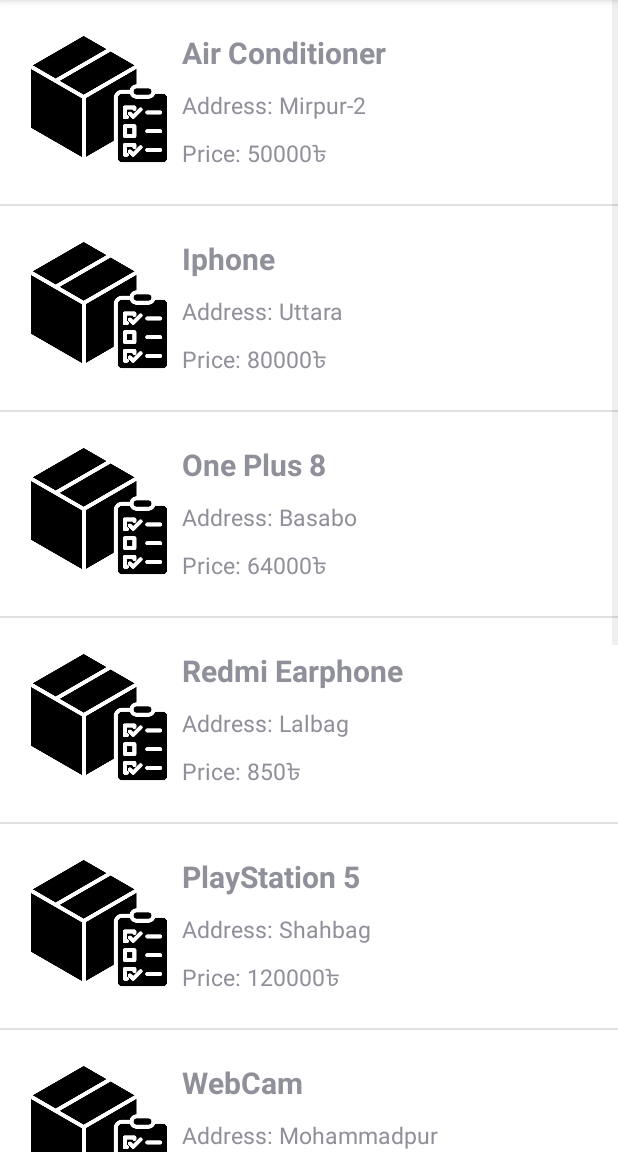
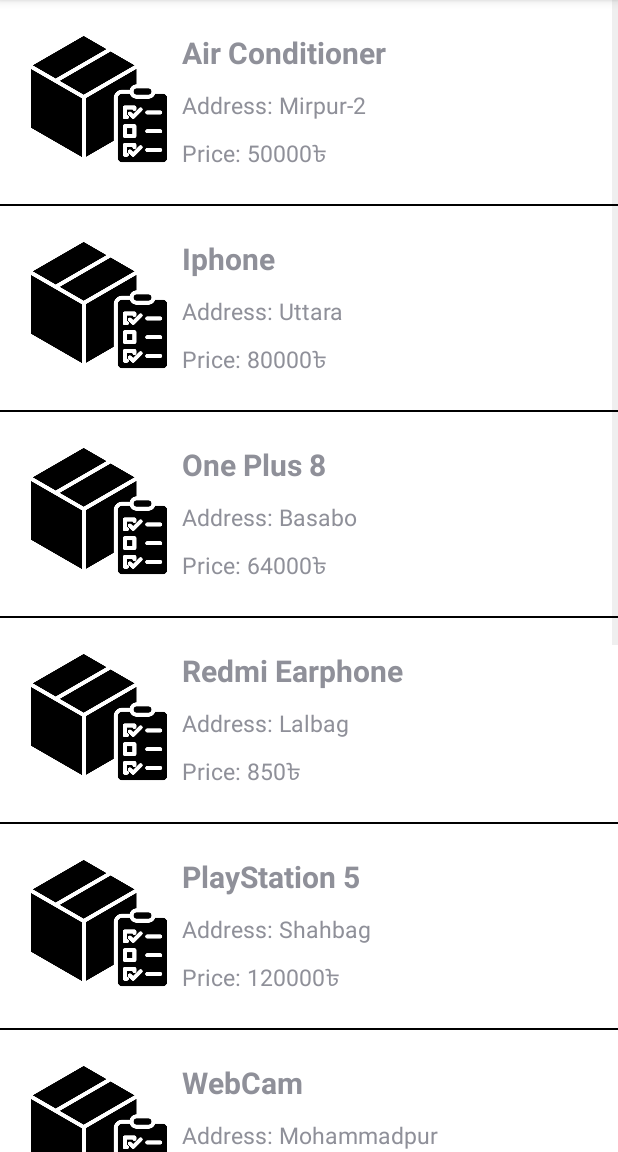
Before and after one commit to j0ker70/HackTheVerse_TeamTetragon, an Android app: the OrdersListActivity screen opened directly, with no data from a screen before it, on a phone screen of 412 x 824 dp, the part 84-1236 px from its top. Run offline under Robolectric (Android 15) with nearby library versions, the phone set to English and light mode, and no system bars.

```diff
--- a/SecureDelivery/app/src/main/res/layout/activity_orders_list.xml
+++ b/SecureDelivery/app/src/main/res/layout/activity_orders_list.xml
@@ -4,12 +4,15 @@
     xmlns:tools="http://schemas.android.com/tools"
     android:layout_width="match_parent"
     android:layout_height="match_parent"
+    android:background="@color/white"
     tools:context=".OrdersListActivity">
 
     <ListView
         android:layout_width="match_parent"
         android:layout_height="match_parent"
         android:id="@+id/ordersListViewId"
+        android:divider="@color/black"
+        android:dividerHeight="1dp"
         >
 
     </ListView>
--- a/SecureDelivery/app/src/main/res/layout/activity_workers_list.xml
+++ b/SecureDelivery/app/src/main/res/layout/activity_workers_list.xml
@@ -5,12 +5,15 @@
     android:layout_width="match_parent"
     android:layout_height="match_parent"
     android:orientation="vertical"
+    android:background="@color/white"
     tools:context=".WorkersListActivity">
 
     <ListView
         android:layout_width="match_parent"
         android:layout_height="match_parent"
         android:id="@+id/workerListViewId"
+        android:divider="@color/black"
+        android:dividerHeight="1dp"
         >
 
     </ListView>
```
